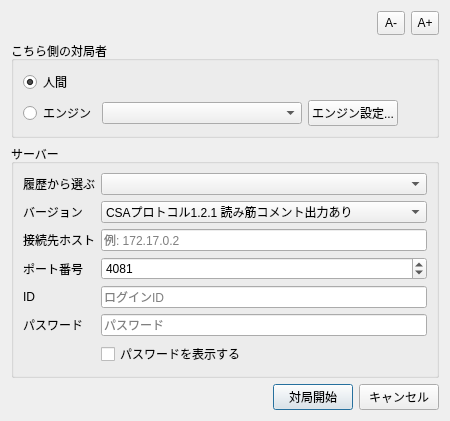
hnakada123/ShogiBoardQ, file src/dialogs/csagamedialog.ui: the form before one commit.
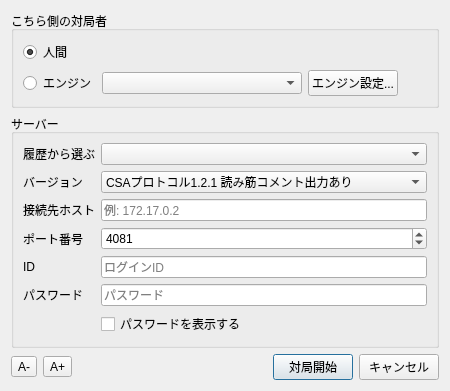
The form after the commit.

The edit to the form file:
```diff
--- a/src/dialogs/csagamedialog.ui
+++ b/src/dialogs/csagamedialog.ui
@@ -14,67 +14,6 @@
    <string>通信対局（CSA）</string>
   </property>
   <layout class="QVBoxLayout" name="verticalLayoutMain">
-   <item>
-    <layout class="QHBoxLayout" name="horizontalLayoutFontSize">
-     <item>
-      <spacer name="horizontalSpacerFontLeft">
-       <property name="orientation">
-        <enum>Qt::Orientation::Horizontal</enum>
-       </property>
-       <property name="sizeHint" stdset="0">
-        <size>
-         <width>40</width>
-         <height>20</height>
-        </size>
-       </property>
-      </spacer>
-     </item>
-     <item>
-      <widget class="QToolButton" name="toolButtonFontDecrease">
-       <property name="text">
-        <string>A-</string>
-       </property>
-       <property name="toolTip">
-        <string>フォントサイズを小さくする</string>
-       </property>
-       <property name="minimumSize">
-        <size>
-         <width>28</width>
-         <height>24</height>
-        </size>
-       </property>
-       <property name="maximumSize">
-        <size>
-         <width>28</width>
-         <height>24</height>
-        </size>
-       </property>
-      </widget>
-     </item>
-     <item>
-      <widget class="QToolButton" name="toolButtonFontIncrease">
-       <property name="text">
-        <string>A+</string>
-       </property>
-       <property name="toolTip">
-        <string>フォントサイズを大きくする</string>
-       </property>
-       <property name="minimumSize">
-        <size>
-         <width>28</width>
-         <height>24</height>
-        </size>
-       </property>
-       <property name="maximumSize">
-        <size>
-         <width>28</width>
-         <height>24</height>
-        </size>
-       </property>
-      </widget>
-     </item>
-    </layout>
-   </item>
    <item>
     <widget class="QGroupBox" name="groupBoxPlayer">
      <property name="title">
@@ -297,6 +236,26 @@
    </item>
    <item>
     <layout class="QHBoxLayout" name="horizontalLayoutButtons">
+     <item>
+      <widget class="QToolButton" name="toolButtonFontDecrease">
+       <property name="text">
+        <string>A-</string>
+       </property>
+       <property name="toolTip">
+        <string>フォントサイズを小さくする</string>
+       </property>
+      </widget>
+     </item>
+     <item>
+      <widget class="QToolButton" name="toolButtonFontIncrease">
+       <property name="text">
+        <string>A+</string>
+       </property>
+       <property name="toolTip">
+        <string>フォントサイズを大きくする</string>
+       </property>
+      </widget>
+     </item>
      <item>
       <spacer name="horizontalSpacerButtons">
        <property name="orientation">
```
